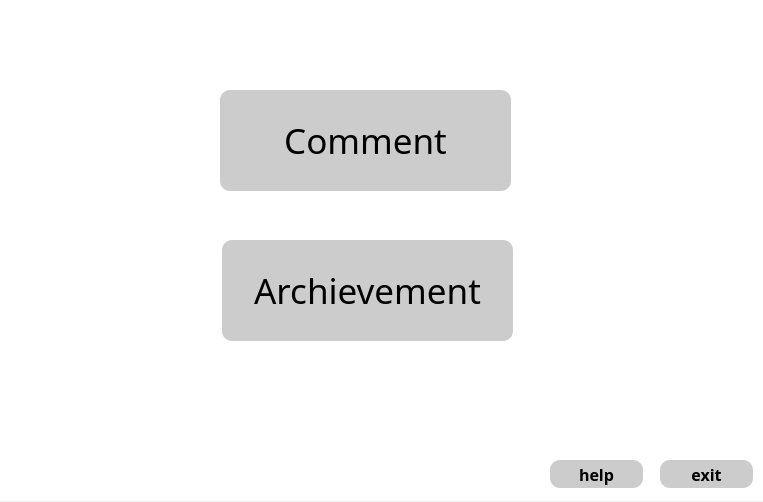
Old version of the form UI/mainlala.ui in the repository Orchardxyz/NCSAS.
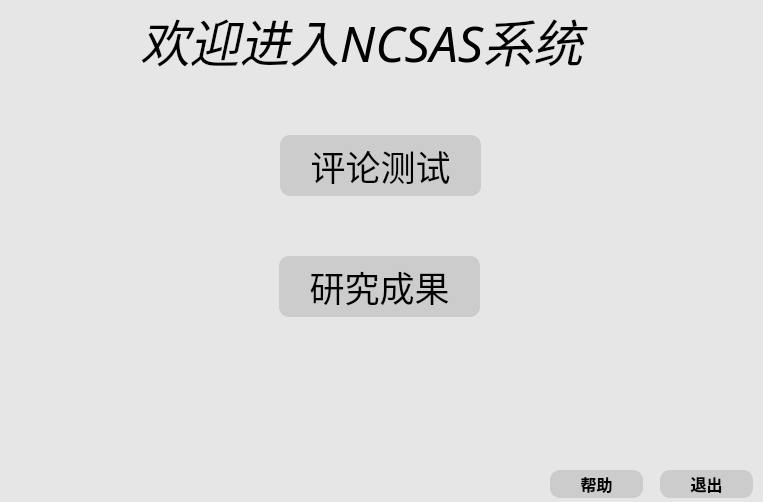
New version of the form. Icons and pictures are not drawn.

Commit message: 主界面没有事件

```diff
--- a/UI/mainlala.ui
+++ b/UI/mainlala.ui
@@ -17,7 +17,7 @@
    <property name="geometry">
     <rect>
      <x>0</x>
-     <y>-10</y>
+     <y>0</y>
      <width>771</width>
      <height>511</height>
     </rect>
@@ -30,7 +30,9 @@
 }
 QFrame {
 	border: solid 1px rgba(0,0,0);
-	background-image: url(:/main/newmainla.png)
+	border-image: url(:/main/newmainla.png);
+ 	background-color: rgb(230, 230, 230)
+
 }
 
 QPushButton {
@@ -42,11 +44,26 @@
 	border-style: outset;
 
 	border-radius: 10px;
-opacity:0.7;
+	
+	
+	font: 60 30pt &quot;Verdana&quot;;
+     
 }
 QPushButton:pressed {
 	background-color: white;
 	border-style: inset;
+}
+
+QLabel {
+border-image:url(); 
+background-color:transparent;
+
+ font:italic bold  arial sans-serif ;
+	font: 57 13pt  &quot;Helvetica Neue&quot;;
+font-weight:400;
+font-size:50px;
+font-color:rgb(253, 102, 102);
+color:
 }</string>
    </property>
    <property name="frameShape">
@@ -55,30 +72,17 @@
    <property name="frameShadow">
     <enum>QFrame::Raised</enum>
    </property>
-   <widget class="QPushButton" name="pushButton_2">
-    <property name="geometry">
-     <rect>
-      <x>222</x>
-      <y>250</y>
-      <width>291</width>
-      <height>101</height>
-     </rect>
-    </property>
-    <property name="text">
-     <string>Archievement</string>
-    </property>
-   </widget>
    <widget class="QPushButton" name="pushButton_3">
     <property name="geometry">
      <rect>
-      <x>220</x>
-      <y>100</y>
-      <width>291</width>
-      <height>101</height>
+      <x>280</x>
+      <y>135</y>
+      <width>201</width>
+      <height>61</height>
      </rect>
     </property>
     <property name="text">
-     <string>Comment</string>
+     <string>评论测试</string>
     </property>
     <property name="flat">
      <bool>false</bool>
@@ -102,7 +106,7 @@
 }</string>
     </property>
     <property name="text">
-     <string>help</string>
+     <string>帮助</string>
     </property>
     <property name="flat">
      <bool>true</bool>
@@ -126,12 +130,41 @@
 }</string>
     </property>
     <property name="text">
-     <string>exit</string>
+     <string>退出</string>
     </property>
     <property name="flat">
      <bool>true</bool>
     </property>
    </widget>
+   <widget class="QLabel" name="label">
+    <property name="geometry">
+     <rect>
+      <x>140</x>
+      <y>0</y>
+      <width>531</width>
+      <height>81</height>
+     </rect>
+    </property>
+    <property name="text">
+     <string>欢迎进入NCSAS系统</string>
+    </property>
+   </widget>
+   <widget class="QPushButton" name="pushButton_5">
+    <property name="geometry">
+     <rect>
+      <x>279</x>
+      <y>256</y>
+      <width>201</width>
+      <height>61</height>
+     </rect>
+    </property>
+    <property name="text">
+     <string>研究成果</string>
+    </property>
+    <property name="flat">
+     <bool>false</bool>
+    </property>
+   </widget>
   </widget>
  </widget>
  <resources>
```
The commit also changes 2 other files.
